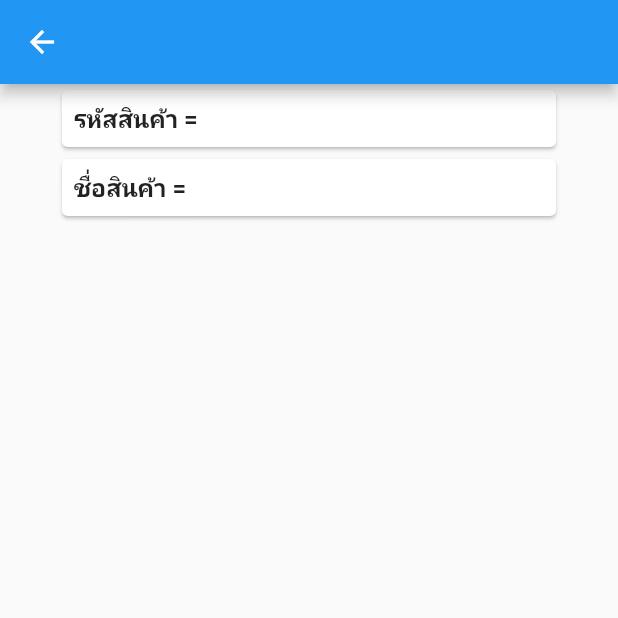
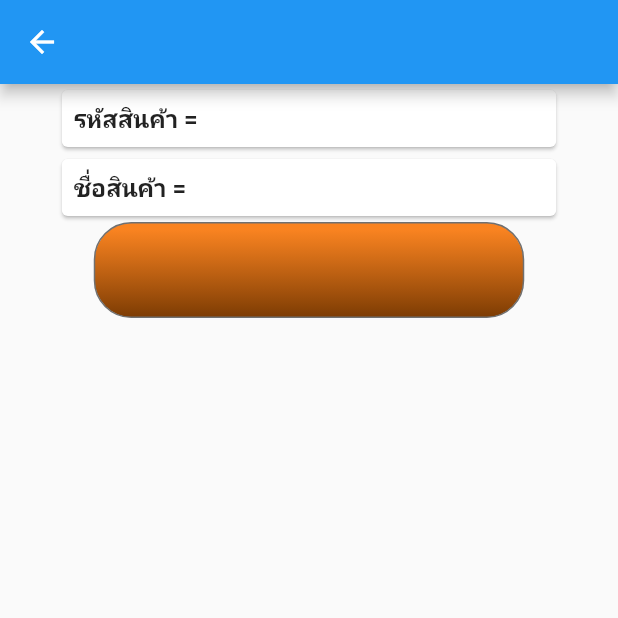
Before and after one commit to KctPiyawat/RawinPornShop, a Flutter app: the DetailProduct screen opened directly with empty values, on a phone screen of 412 x 824 dp, the top half of it. Run offline on Flutter 3.47's test engine with Material 2 defaults, Android fonts, the phone set to English and light mode, and no system bars; our stand-ins replace dio, google_fonts; missing offline and left inert: barcode_scan, fontisto_flutter.

Commit message:
finish 17Jul

```diff
--- a/lib/widget/detail_product.dart
+++ b/lib/widget/detail_product.dart
@@ -28,6 +28,7 @@ class _DetailProductState extends State<DetailProduct> {
         children: <Widget>[
           buildText(context, 'รหัสสินค้า = ${model.code}'),
           buildText(context, 'ชื่อสินค้า = ${model.name}'),
+          learnXd()
                   ],
                 ),
               );
@@ -48,4 +49,21 @@ class _DetailProductState extends State<DetailProduct> {
                 ],
               );
             }
+
+            Widget learnXd() {
+              return Container(
+    width: 287.0,
+    height: 64.0,
+    decoration: BoxDecoration(
+      borderRadius: BorderRadius.circular(25.0),
+      gradient: LinearGradient(
+        begin: Alignment(0.0, -0.84),
+        end: Alignment(0.0, 1.0),
+        colors: [const Color(0xedf97a10), const Color(0xff7b3b03)],
+        stops: [0.0, 1.0],
+      ),
+      border: Border.all(width: 1.0, color: const Color(0xff707070)),
+    ),
+  );
             }
+}
```
Lines whose indentation alone changed are shown as unchanged.
